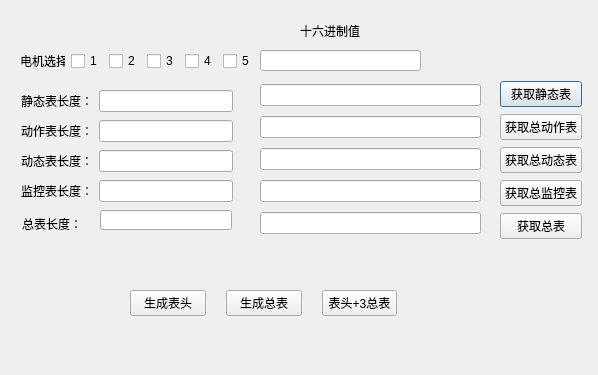
Qt form ui/totaltable.ui (JcypVacant/-experiment-process-config) before a commit.
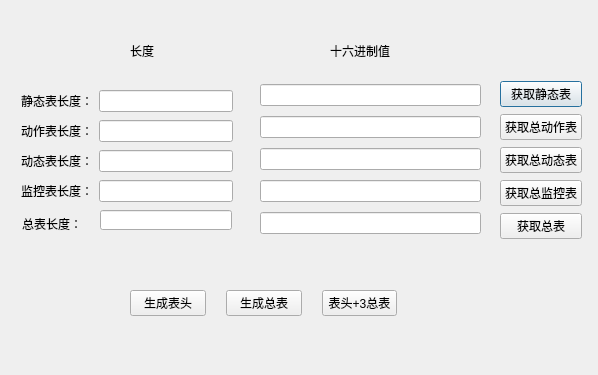
The same form after that commit.

The edit to the form file:
```diff
--- a/ui/totaltable.ui
+++ b/ui/totaltable.ui
@@ -26,8 +26,8 @@
   <widget class="QLabel" name="label_7">
    <property name="geometry">
     <rect>
-     <x>300</x>
-     <y>20</y>
+     <x>330</x>
+     <y>40</y>
      <width>71</width>
      <height>21</height>
     </rect>
@@ -36,70 +36,6 @@
     <string>十六进制值</string>
    </property>
   </widget>
-  <widget class="QLineEdit" name="motorHex_lineEdit">
-   <property name="geometry">
-    <rect>
-     <x>260</x>
-     <y>50</y>
-     <width>161</width>
-     <height>21</height>
-    </rect>
-   </property>
-  </widget>
-  <widget class="QWidget" name="layoutWidget1">
-   <property name="geometry">
-    <rect>
-     <x>20</x>
-     <y>50</y>
-     <width>235</width>
-     <height>22</height>
-    </rect>
-   </property>
-   <layout class="QHBoxLayout" name="horizontalLayout">
-    <item>
-     <widget class="QLabel" name="motor_select">
-      <property name="text">
-       <string>电机选择</string>
-      </property>
-     </widget>
-    </item>
-    <item>
-     <widget class="QCheckBox" name="motor_1">
-      <property name="text">
-       <string>1</string>
-      </property>
-     </widget>
-    </item>
-    <item>
-     <widget class="QCheckBox" name="motor_2">
-      <property name="text">
-       <string>2</string>
-      </property>
-     </widget>
-    </item>
-    <item>
-     <widget class="QCheckBox" name="motor_3">
-      <property name="text">
-       <string>3</string>
-      </property>
-     </widget>
-    </item>
-    <item>
-     <widget class="QCheckBox" name="motor_4">
-      <property name="text">
-       <string>4</string>
-      </property>
-     </widget>
-    </item>
-    <item>
-     <widget class="QCheckBox" name="motor_5">
-      <property name="text">
-       <string>5</string>
-      </property>
-     </widget>
-    </item>
-   </layout>
-  </widget>
   <widget class="QWidget" name="layoutWidget2">
    <property name="geometry">
     <rect>
@@ -331,6 +267,19 @@
     </item>
    </layout>
   </widget>
+  <widget class="QLabel" name="label_8">
+   <property name="geometry">
+    <rect>
+     <x>130</x>
+     <y>40</y>
+     <width>71</width>
+     <height>21</height>
+    </rect>
+   </property>
+   <property name="text">
+    <string>长度</string>
+   </property>
+  </widget>
  </widget>
  <resources/>
  <connections/>
```
